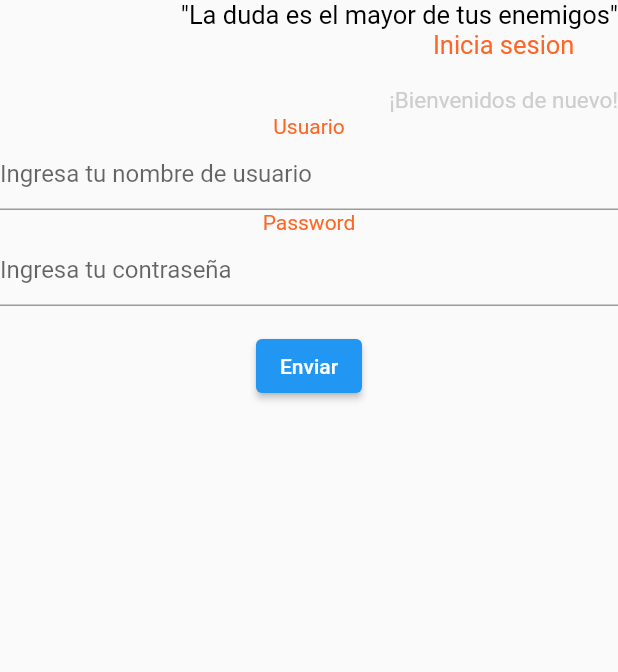
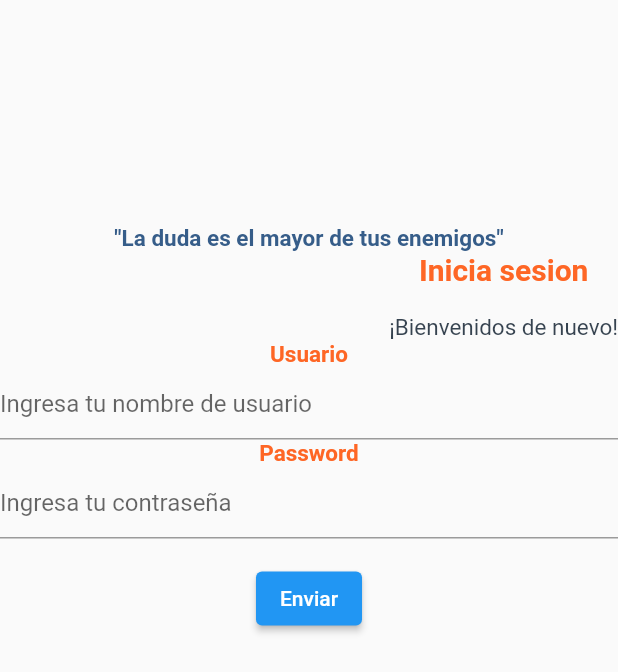
Before and after one commit to JosueNSoto/matematicas_para_primaria, a Flutter app: the screen it shows after launch, on a phone screen of 412 x 824 dp. Shown: the top 672 px of the screen. Run offline on Flutter 3.47's test engine with Material 2 defaults, Android fonts, the phone set to English and light mode, and no system bars.

Commit message:
Mejoras y espaciados en pantalla principal

```diff
--- a/lib/logIn.dart
+++ b/lib/logIn.dart
@@ -10,16 +10,25 @@ class logIn extends StatelessWidget {
   @override
   Widget build(BuildContext context) {
     //Widgets
+
+    //Widget para la imagen
+    final llamadaLogo = Container(
+      margin: EdgeInsets.only(top: 20),
+      alignment: Alignment.center,
+    );
+
     //Widget para mostrar un mensaje
     final fraseLogIn = Container(
-      //margin: EdgeInsets.only(top: 150.0, right: 10.0, left: 10.0),
+      margin: EdgeInsets.only(top: 150),
+      alignment: Alignment.center,
       child: Column(
-        //mainAxisAlignment: MainAxisAlignment.center,
         children: <Widget>[
           const Text(
             "\"La duda es el mayor de tus enemigos\"",
-            style:
-                TextStyle(color: Color.fromARGB(255, 0, 0, 0), fontSize: 17.0),
+            style: TextStyle(
+                color: Color.fromRGBO(54, 93, 137, 1),
+                fontSize: 15.0,
+                fontWeight: FontWeight.bold),
             textAlign: TextAlign.center,
           ),
         ],
@@ -35,13 +44,15 @@ class logIn extends StatelessWidget {
           const Text(
             "Inicia sesion",
             style: TextStyle(
-                color: Color.fromRGBO(254, 102, 37, 1), fontSize: 17.0),
+                color: Color.fromRGBO(254, 102, 37, 1),
+                fontSize: 20.0,
+                fontWeight: FontWeight.bold),
             textAlign: TextAlign.left,
           ),
           const Text(
             "\n¡Bienvenidos de nuevo!",
             style: TextStyle(
-                color: Color.fromRGBO(201, 201, 201, 0.9), fontSize: 15.0),
+                color: Color.fromRGBO(33, 47, 61, 0.9), fontSize: 15.0),
             textAlign: TextAlign.left,
           ),
         ],
@@ -55,8 +66,9 @@ class logIn extends StatelessWidget {
         Text(
           "Usuario",
           style: TextStyle(
-            color: Color.fromRGBO(254, 102, 37, 1),
-          ),
+              color: Color.fromRGBO(254, 102, 37, 1),
+              fontSize: 15.0,
+              fontWeight: FontWeight.bold),
         ),
         TextFormField(
           decoration: const InputDecoration(
@@ -73,8 +85,9 @@ class logIn extends StatelessWidget {
         Text(
           "Password",
           style: TextStyle(
-            color: Color.fromRGBO(254, 102, 37, 1),
-          ),
+              color: Color.fromRGBO(254, 102, 37, 1),
+              fontSize: 15.0,
+              fontWeight: FontWeight.bold),
         ),
         TextFormField(
           decoration: const InputDecoration(
```
